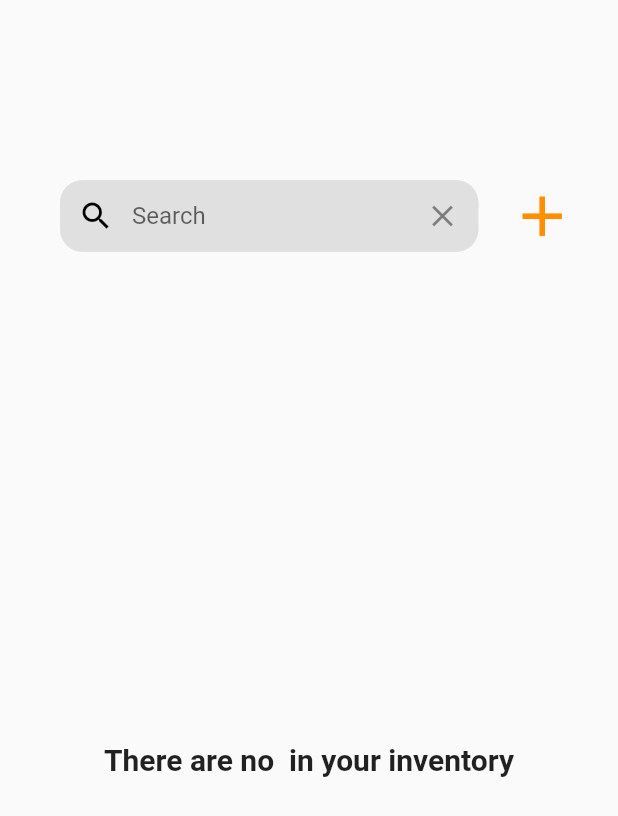
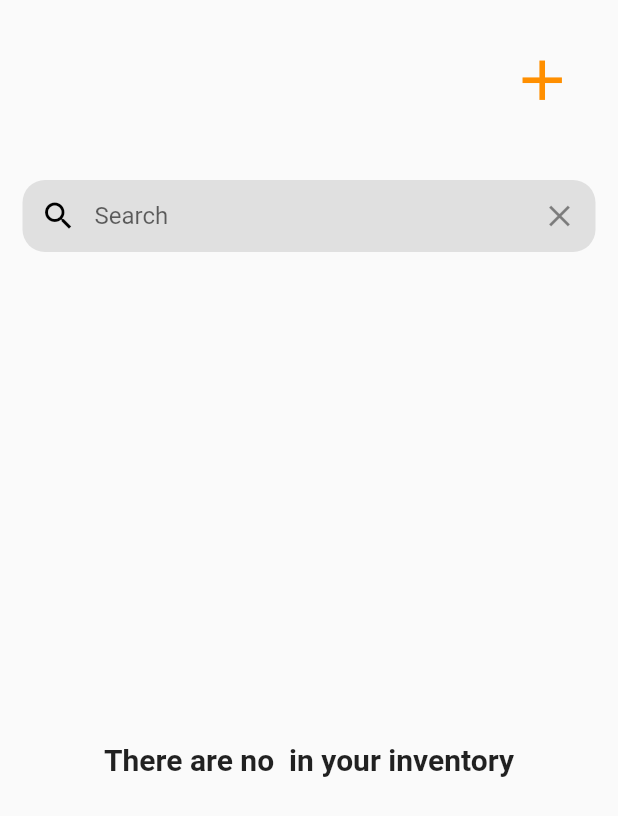
Before and after one commit to NterpriseCEO/GoogleSolutions, a Flutter app: the Inventory screen opened directly with empty values, on a phone screen of 412 x 824 dp. Shown: the top 816 px of the screen. Run offline on Flutter 3.47's test engine with Material 2 defaults, Android fonts, the phone set to English and light mode, and no system bars; our stand-ins replace camera, firebase_auth, firebase_core, flutter_local_notifications, flutter_native_timezone, flutter_signin_button and 5 more; missing offline and left inert: dropdown_banner, flutter_barcode_scanner, flutter_mobile_vision, flutter_picker; accounts and stored records are empty; statements that could not run were skipped.

Commit message:
UI tweaks

```diff
--- a/lib/globals.dart
+++ b/lib/globals.dart
@@ -1,5 +1,4 @@
 import "package:best_before_app/components/ExpiryItem.dart";
-import "package:best_before_app/notifications/LocalNotifications.dart";
 
 bool hasNotified = false;
 
@@ -41,9 +40,6 @@ List<List> getItems(String itemName) {
 
   //Checks the date for a specific  list item and decides what expiry list to add it to
   for(ExpiryItemData item in expiryItems) {
-    if(!hasNotified) {
-      notification(item.product, item.quantity, item.daysTillExpiry);
-    }
     if(itemName == null || item.product.toLowerCase().contains(itemName)) {
       if(item.daysTillExpiry < 0) {
         goneoff.add(item);
--- a/lib/pages/Inventory.dart
+++ b/lib/pages/Inventory.dart
@@ -3,7 +3,6 @@ import 'dart:math';
 import 'package:best_before_app/components/ExpiryItem.dart';
 import 'package:best_before_app/components/InventoryItem.dart';
 import 'package:flutter/material.dart';
-import 'package:marquee/marquee.dart';
 import "package:best_before_app/globals.dart";
 
 class Inventory extends StatefulWidget {
@@ -90,6 +89,7 @@ class _InventoryState extends State<Inventory> {
     }
 
     return Scaffold(
+      resizeToAvoidBottomInset: false,
       body: SafeArea(
         child: Padding(
           padding: EdgeInsets.only(top: 8.0),
@@ -104,12 +104,26 @@ class _InventoryState extends State<Inventory> {
                   child: Row(
                     children: <Widget>[
                       Expanded(
-                        flex: 4,
+                        flex: 3,
                         child: Text(
                           title["category"],
                           style: TextStyle(
                             fontSize: 40.0,
                             fontWeight: FontWeight.bold,
+                          ),
+                        ),
+                      ),
+                      Expanded(
+                        flex: 1,
+                        child: TextButton.icon(
+                          onPressed: () {
+                            Navigator.pop(context, 1);
+                          },
+                          label: Text(""),
+                          icon: Icon(
+                            Icons.add,
+                            size: 45.0,
+                            color: Colors.amber[800],
                           ),
                         ),
                       ),
@@ -120,7 +134,7 @@ class _InventoryState extends State<Inventory> {
               Expanded(
                 flex: 1,
                 child: Padding(
-                  padding: EdgeInsets.only(left: 40.0),
+                  padding: EdgeInsets.symmetric(horizontal: 15.0),
                   //The search field
                   child: Row(
                     children: [
@@ -174,20 +188,6 @@ class _InventoryState extends State<Inventory> {
                           ),
                         ),
                       ),
-                      Expanded(
-                        flex: 1,
-                        child: TextButton.icon(
-                          onPressed: () {
-                            Navigator.pop(context, 1);
-                          },
-                          icon: Icon(
-                            Icons.add,
-                            size: 45.0,
-                            color: Colors.amber[800],
-                          ),
-                          label: Text(""),
-                        ),
-                      ),
                     ],
                   ),
                 ),
--- a/lib/pages/InventoryOverview.dart
+++ b/lib/pages/InventoryOverview.dart
@@ -121,13 +121,13 @@ class _InventoryOverviewState extends State<InventoryOverview> {
                       toEnd();
                     });
                   },
+                  label: Text(""),
                   //The the "+" icon
                   icon: Icon(
                     Icons.add,
                     size: 45.0,
                     color: Colors.amber[800],
                   ),
-                  label: Text(""),
                 ),
               ],
             ),
```
Also changed, not shown: lib/components/InventoryItem.dart (+6 -3 lines), lib/notifications/LocalNotifications.dart (+4 -9 lines), lib/pages/CameraPage.dart (+44 -8 lines), lib/pages/components/EditScan.dart (+3 -6 lines).
